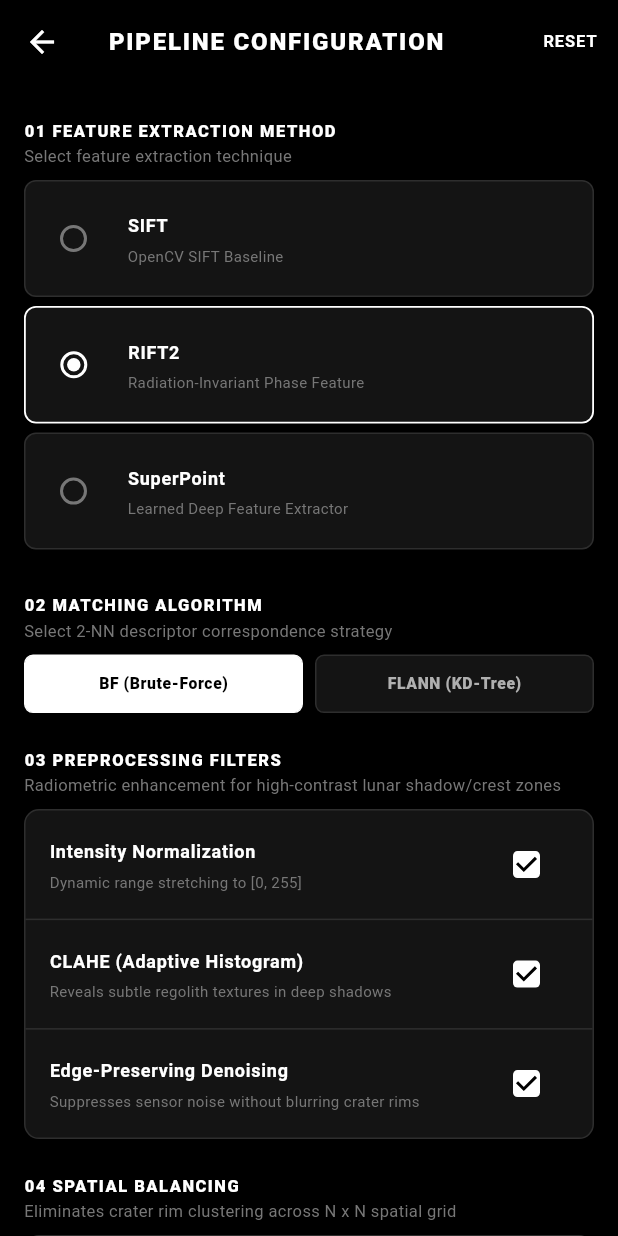
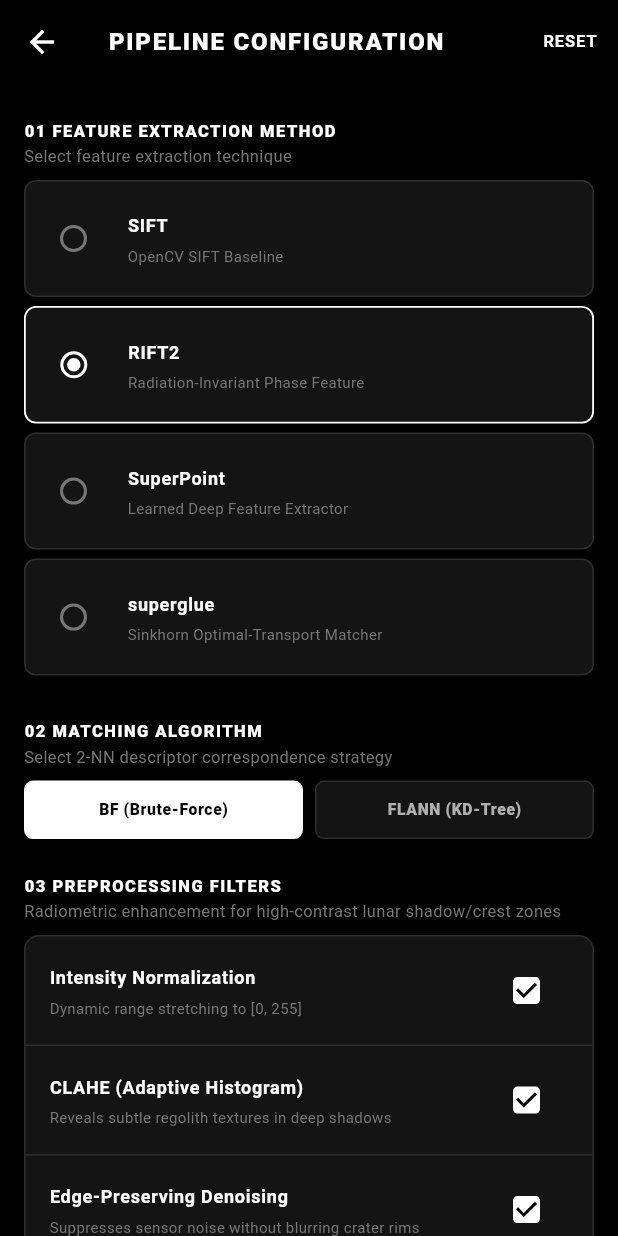
Before and after one commit to Saiesh0007/LunarMatch, a Flutter app: the ConfigureScreen screen opened by its route, on a phone screen of 412 x 824 dp. Run offline on Flutter 3.47's test engine with Material 3 defaults, Android fonts, the phone set to English and light mode, and no system bars; our stand-ins replace file_picker, fl_chart; network calls fail.

Commit message:
Frontend: add SuperGlue Sinkhorn OT option (simulated)

```diff
--- a/mobile/lib/screens/configure_screen.dart
+++ b/mobile/lib/screens/configure_screen.dart
@@ -78,6 +78,7 @@ class _ConfigureScreenState extends State<ConfigureScreen> {
               _buildMethodRadio("SIFT", "OpenCV SIFT Baseline"),
               _buildMethodRadio("RIFT2", "Radiation-Invariant Phase Feature"),
               _buildMethodRadio("SuperPoint", "Learned Deep Feature Extractor"),
+              _buildMethodRadio("superglue", "Sinkhorn Optimal-Transport Matcher"),
               const SizedBox(height: 16),
 
               // Section 2: Correspondence Matcher
--- a/mobile/lib/screens/status_screen.dart
+++ b/mobile/lib/screens/status_screen.dart
@@ -177,6 +177,10 @@ class _StatusScreenState extends State<StatusScreen> {
         notes: "Every run emits a signed manifest with git commit, input hashes, and version info.",
       ),
       CapabilityItemModel(
+        name: "SuperGlue Sinkhorn OT Matcher (Simulated)",
+        notes: "Deterministic Sinkhorn optimal-transport matching with sinusoidal position encoding and dustbin rejection (Seed 26166).",
+      ),
+      CapabilityItemModel(
         name: "Fail-Safe Rejection Mechanism",
         notes: "Rejects unreliable pairs with explicit technical diagnostic reasons.",
       ),
--- a/mobile/lib/services/local_demo_simulator.dart
+++ b/mobile/lib/services/local_demo_simulator.dart
@@ -26,8 +26,12 @@ class LocalDemoSimulator {
     final stageDetails = [
       "Loaded lunar asset dimensions (640x640 px)",
       "Applied CLAHE and shadow normalization",
-      "Extracted 1420 keypoints (SIFT Baseline)",
-      "Found 312 candidate correspondences via 2-NN search",
+      config.featureMethod.toLowerCase().contains("superglue")
+          ? "Extracted 1420 keypoints (SuperGlue SIFT front-end)"
+          : "Extracted 1420 keypoints (SIFT Baseline)",
+      config.featureMethod.toLowerCase().contains("superglue")
+          ? "Sinkhorn OT + dustbin matching: 312 candidate correspondences"
+          : "Found 312 candidate correspondences via 2-NN search",
       "Lowe's ratio test (0.75): 118 filtered matches retained",
       "RANSAC geometric verification: 84 consensus inliers",
       "Spatial grid (6x6): 28/36 occupied cells (77.8% coverage)",
```
Also changed, not shown: docs/visuals/coverage_grid.png, docs/visuals/match_points.png, docs/visuals/residual_heatmap.png, docs/visuals/robustness_curves.png, docs/visuals/sift_vs_rift2.png, 1 other file.
